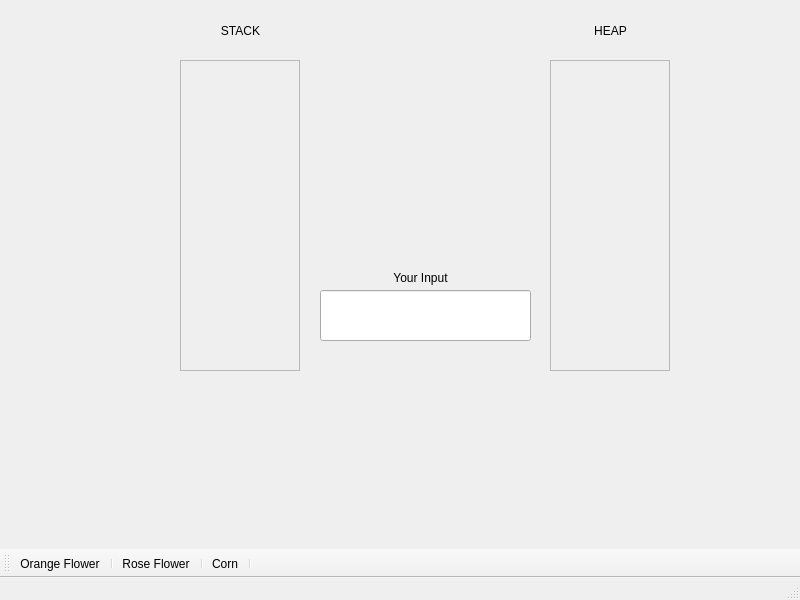
The window that EducationalApplication/mainwindow.ui (scottskidmore/EducationGame) describes before a commit, drawn with Qt 5.
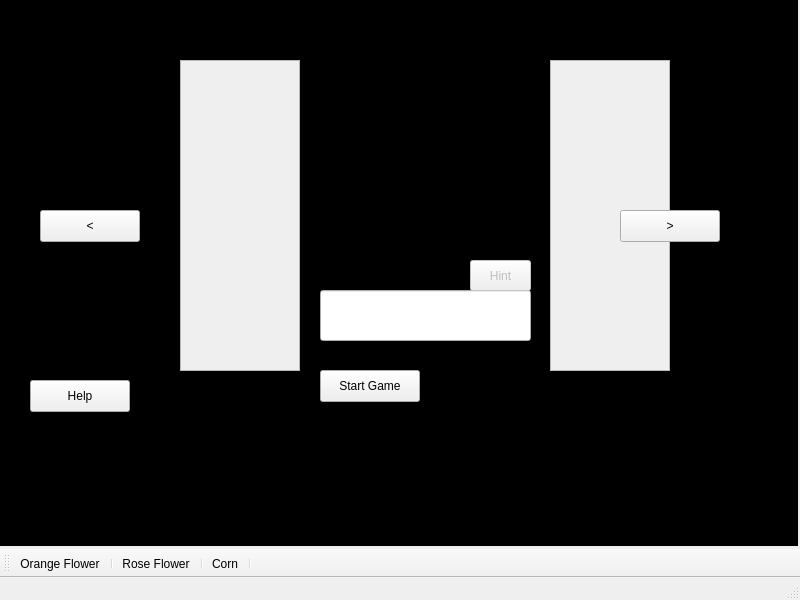
The same window after the commit. Icons and pictures are not drawn.

Commit message: Added some model and UI button functionality

Diff of the .ui file:
```diff
--- a/EducationalApplication/mainwindow.ui
+++ b/EducationalApplication/mainwindow.ui
@@ -13,6 +13,9 @@
   <property name="windowTitle">
    <string>MainWindow</string>
   </property>
+  <property name="styleSheet">
+   <string notr="true"/>
+  </property>
   <widget class="QWidget" name="centralwidget">
    <widget class="QScrollArea" name="scrollArea">
     <property name="geometry">
@@ -131,6 +134,148 @@
      <string/>
     </property>
    </widget>
+   <widget class="QPushButton" name="startButton">
+    <property name="geometry">
+     <rect>
+      <x>320</x>
+      <y>370</y>
+      <width>100</width>
+      <height>32</height>
+     </rect>
+    </property>
+    <property name="text">
+     <string>Start Game</string>
+    </property>
+   </widget>
+   <widget class="QLabel" name="startLabel">
+    <property name="enabled">
+     <bool>true</bool>
+    </property>
+    <property name="geometry">
+     <rect>
+      <x>-13</x>
+      <y>-25</y>
+      <width>811</width>
+      <height>571</height>
+     </rect>
+    </property>
+    <property name="styleSheet">
+     <string notr="true">background-color: black</string>
+    </property>
+    <property name="text">
+     <string/>
+    </property>
+   </widget>
+   <widget class="QPushButton" name="nextSlide">
+    <property name="geometry">
+     <rect>
+      <x>620</x>
+      <y>210</y>
+      <width>100</width>
+      <height>32</height>
+     </rect>
+    </property>
+    <property name="text">
+     <string>&gt;</string>
+    </property>
+   </widget>
+   <widget class="QPushButton" name="previousSlide">
+    <property name="geometry">
+     <rect>
+      <x>40</x>
+      <y>210</y>
+      <width>100</width>
+      <height>32</height>
+     </rect>
+    </property>
+    <property name="text">
+     <string>&lt;</string>
+    </property>
+   </widget>
+   <widget class="QLabel" name="timerLabel">
+    <property name="geometry">
+     <rect>
+      <x>720</x>
+      <y>10</y>
+      <width>58</width>
+      <height>16</height>
+     </rect>
+    </property>
+    <property name="text">
+     <string>Time:</string>
+    </property>
+   </widget>
+   <widget class="QLabel" name="currentRamLabel">
+    <property name="geometry">
+     <rect>
+      <x>677</x>
+      <y>40</y>
+      <width>91</width>
+      <height>20</height>
+     </rect>
+    </property>
+    <property name="text">
+     <string>Current Ram:</string>
+    </property>
+   </widget>
+   <widget class="QLabel" name="targetRamLabel">
+    <property name="geometry">
+     <rect>
+      <x>677</x>
+      <y>70</y>
+      <width>101</width>
+      <height>20</height>
+     </rect>
+    </property>
+    <property name="text">
+     <string>Target Ram:</string>
+    </property>
+   </widget>
+   <widget class="QPushButton" name="helpButton">
+    <property name="geometry">
+     <rect>
+      <x>30</x>
+      <y>380</y>
+      <width>100</width>
+      <height>32</height>
+     </rect>
+    </property>
+    <property name="text">
+     <string>Help</string>
+    </property>
+   </widget>
+   <widget class="QPushButton" name="hintButton">
+    <property name="enabled">
+     <bool>false</bool>
+    </property>
+    <property name="geometry">
+     <rect>
+      <x>470</x>
+      <y>260</y>
+      <width>61</width>
+      <height>31</height>
+     </rect>
+    </property>
+    <property name="text">
+     <string>Hint</string>
+    </property>
+   </widget>
+   <zorder>startLabel</zorder>
+   <zorder>timerLabel</zorder>
+   <zorder>scrollArea</zorder>
+   <zorder>scrollArea_2</zorder>
+   <zorder>label</zorder>
+   <zorder>label_2</zorder>
+   <zorder>lineEdit</zorder>
+   <zorder>label_3</zorder>
+   <zorder>centerTextDisplayBox</zorder>
+   <zorder>startButton</zorder>
+   <zorder>previousSlide</zorder>
+   <zorder>nextSlide</zorder>
+   <zorder>currentRamLabel</zorder>
+   <zorder>targetRamLabel</zorder>
+   <zorder>helpButton</zorder>
+   <zorder>hintButton</zorder>
   </widget>
   <widget class="QMenuBar" name="menubar">
    <property name="geometry">
```
Left out of the diff: 5 changed lines with no effect on the pictures. The commit also changes 8 other files.
